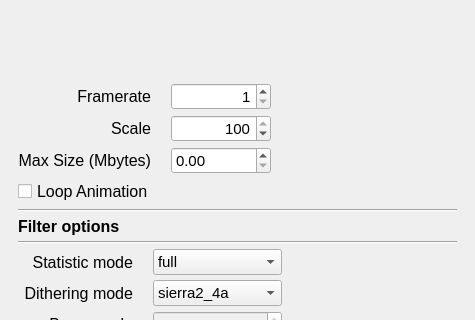
Before: the Qt Designer form Forms/dialog_edit_task.ui in iron-mesh/gif_builder, drawn with Qt 5; both pictures show x 0 to 475 and y 200 to 520 of the 475 by 698 pixel window.
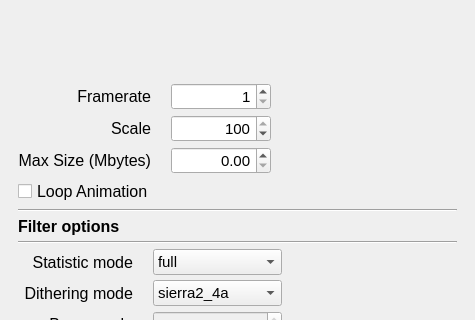
After: the same form once the commit is applied. Custom widgets are drawn as their Qt base class.

Commit message: версия 1.3 доработан интерфейс для ввода максимального размера файла

What changed in the file:
```diff
--- a/Forms/dialog_edit_task.ui
+++ b/Forms/dialog_edit_task.ui
@@ -234,6 +234,9 @@
        <property name="locale">
         <locale language="English" country="UnitedStates"/>
        </property>
+       <property name="alignment">
+        <set>Qt::AlignRight|Qt::AlignTrailing|Qt::AlignVCenter</set>
+       </property>
        <property name="maximum">
         <double>99999999.989999994635582</double>
        </property>
```
Left out of the diff: 25 changed lines with no effect on the pictures. The commit also changes 7 other files.
